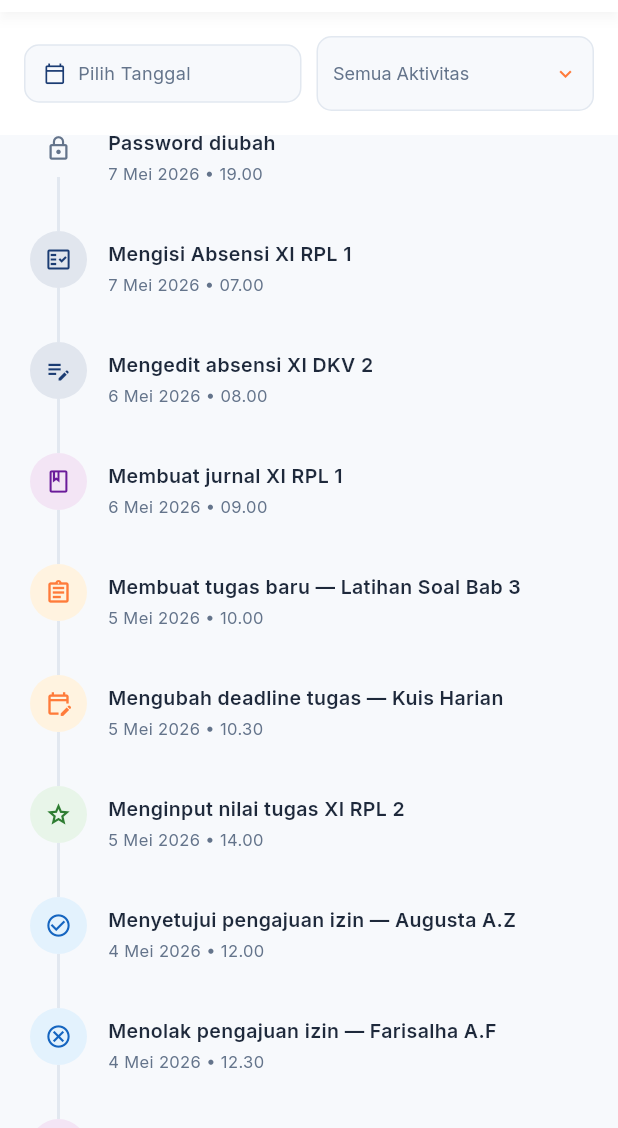
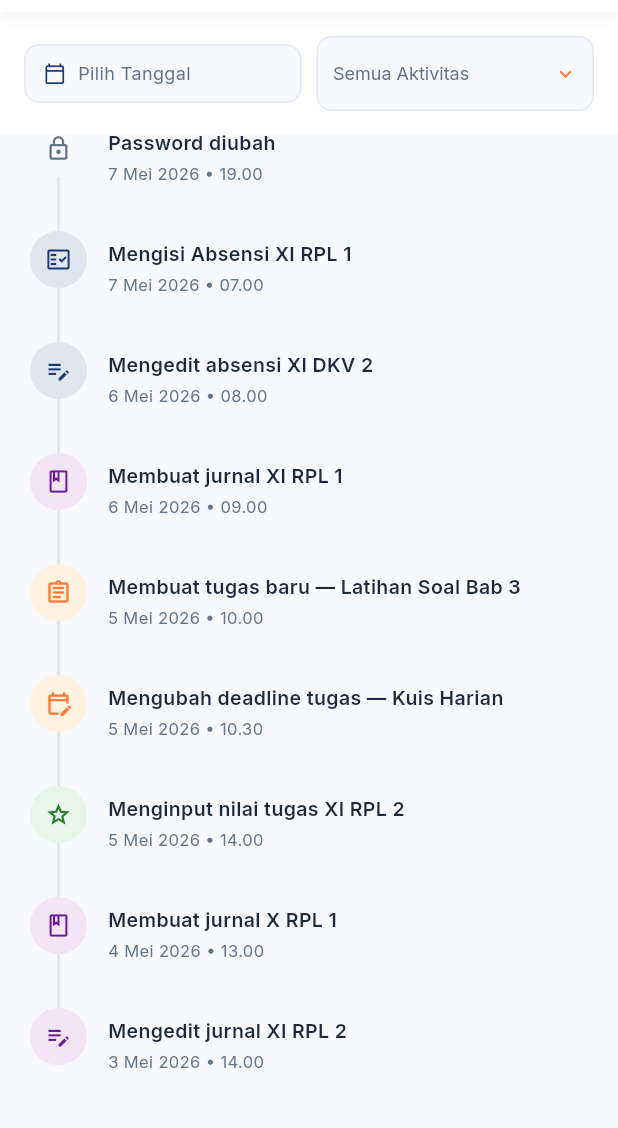
Before and after one commit to augistaadma42-png/sipena_guru, a Flutter app: the AktivitasSemua screen opened directly, scrolled down 178 dp, on a phone screen of 412 x 824 dp, the part 108-1236 px from its top. Run offline on Flutter 3.47's test engine with Material 3 defaults, Android fonts, the phone set to English and light mode, and no system bars; our stand-ins replace equatable, flutter_bloc, google_fonts; missing offline and left inert: flutter_quill.

Commit message:
hapus beberapa data aktivitas terbaru
Removed entries for approval and rejection of leave requests.

```diff
--- a/lib/features/dashboard/presentation/pages/aktivitas_semua_page.dart
+++ b/lib/features/dashboard/presentation/pages/aktivitas_semua_page.dart
@@ -34,8 +34,6 @@ class _AktivitasSemuaState extends State<AktivitasSemua> {
     {'tanggal': DateTime(2026, 5, 5), 'jam': '10.00', 'deskripsi': 'Membuat tugas baru — Latihan Soal Bab 3', 'jenis': 'tugas', 'icon': Icons.assignment_outlined},
     {'tanggal': DateTime(2026, 5, 5), 'jam': '10.30', 'deskripsi': 'Mengubah deadline tugas — Kuis Harian', 'jenis': 'tugas', 'icon': Icons.edit_calendar_outlined},
     {'tanggal': DateTime(2026, 5, 5), 'jam': '14.00', 'deskripsi': 'Menginput nilai tugas XI RPL 2', 'jenis': 'nilai', 'icon': Icons.grade_outlined},
-    {'tanggal': DateTime(2026, 5, 4), 'jam': '12.00', 'deskripsi': 'Menyetujui pengajuan izin — Augusta A.Z', 'jenis': 'pengajuan', 'icon': Icons.check_circle_outline},
-    {'tanggal': DateTime(2026, 5, 4), 'jam': '12.30', 'deskripsi': 'Menolak pengajuan izin — Farisalha A.F', 'jenis': 'pengajuan', 'icon': Icons.cancel_outlined},
     {'tanggal': DateTime(2026, 5, 4), 'jam': '13.00', 'deskripsi': 'Membuat jurnal X RPL 1', 'jenis': 'jurnal', 'icon': Icons.book_outlined},
     {'tanggal': DateTime(2026, 5, 3), 'jam': '14.00', 'deskripsi': 'Mengedit jurnal XI RPL 2', 'jenis': 'jurnal', 'icon': Icons.edit_note_outlined},
   ];
```
